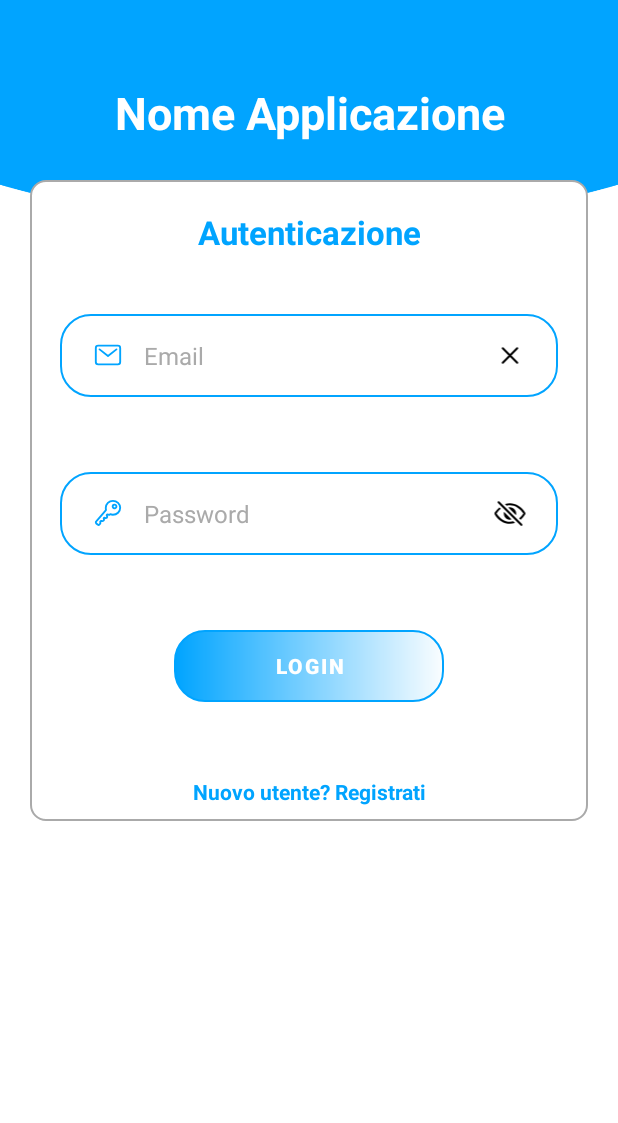
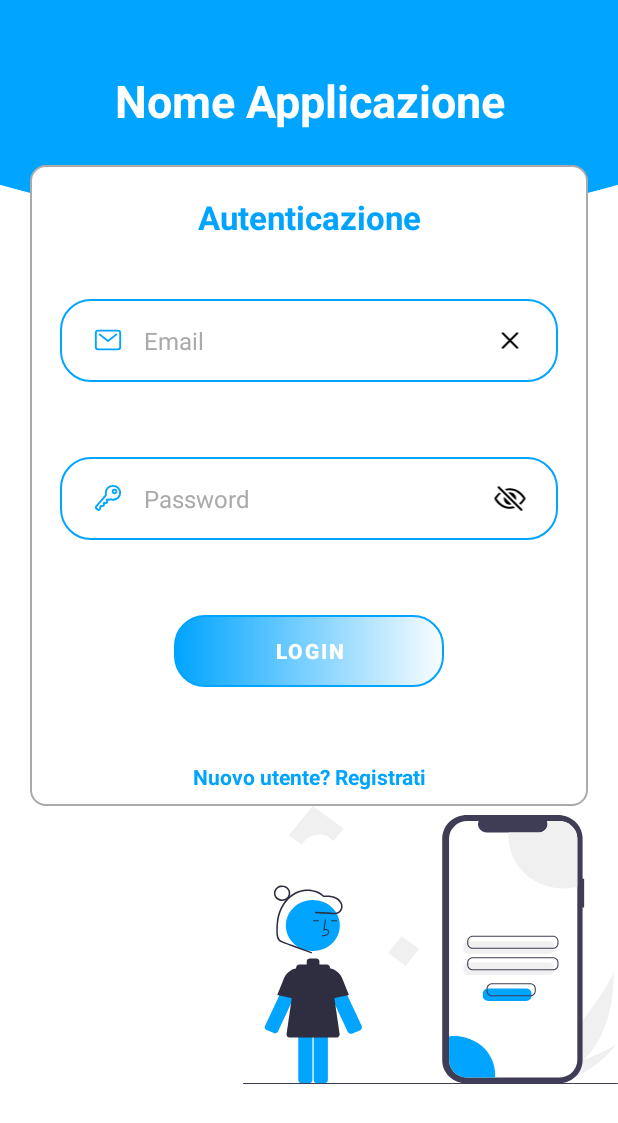
Before and after one commit to Gabriel-Marchione/progettoPWM, an Android app: the screen it shows after launch (LoginActivity), on a phone screen of 412 x 824 dp. Shown: the top 1123 px of the screen. Run offline under Robolectric (Android 15) with nearby library versions, the phone set to English and light mode, and no system bars.

Commit message:
aggiornata schermata di login

```diff
--- /dev/null
+++ b/app/src/main/res/drawable/login_bottom2.xml
@@ -0,0 +1,94 @@
+<vector xmlns:android="http://schemas.android.com/apk/res/android"
+    android:width="708dp"
+    android:height="556dp"
+    android:viewportWidth="708"
+    android:viewportHeight="556">
+  <group>
+    <clip-path
+        android:pathData="M0,0h708v555.87h-708z"/>
+    <path
+        android:pathData="M644.47,507.45C630.89,521.98 615.34,534.53 598.27,544.72C597.88,544.96 597.48,545.19 597.08,545.42L569.44,520.96C569.73,520.69 570.05,520.38 570.4,520.05C590.99,500.5 693.23,363.77 700.04,330.48C699.57,333.25 706.19,442.03 644.47,507.45Z"
+        android:fillColor="#F0F0F0"/>
+    <path
+        android:pathData="M603.6,549.44C603.08,549.56 602.55,549.68 602.01,549.79L581.28,531.43C581.68,531.29 582.16,531.13 582.7,530.94C591.6,527.79 618.09,518.28 644.46,507.45C672.8,495.8 701,482.65 707.06,474.22C705.76,476.18 665.69,535.56 603.6,549.44Z"
+        android:fillColor="#F0F0F0"/>
+    <path
+        android:pathData="M644.08,145.58H641.13V64.69C641.13,58.54 639.92,52.45 637.57,46.77C635.21,41.09 631.76,35.93 627.42,31.58C623.07,27.23 617.91,23.78 612.23,21.43C606.55,19.08 600.46,17.87 594.31,17.87H422.93C416.78,17.87 410.69,19.08 405.01,21.43C399.33,23.78 394.17,27.23 389.82,31.58C385.47,35.93 382.02,41.09 379.67,46.77C377.32,52.45 376.11,58.54 376.11,64.69V508.48C376.11,514.62 377.32,520.71 379.67,526.39C382.02,532.07 385.47,537.23 389.82,541.58C394.17,545.93 399.33,549.38 405.01,551.73C410.69,554.08 416.78,555.29 422.93,555.29H594.31C600.46,555.29 606.55,554.08 612.23,551.73C617.91,549.38 623.07,545.93 627.42,541.58C631.76,537.23 635.21,532.07 637.57,526.39C639.92,520.71 641.13,514.62 641.13,508.48V203.16H644.08V145.58Z"
+        android:fillColor="#3F3D56"/>
+    <path
+        android:pathData="M631.16,65.01V508.15C631.16,512.74 630.26,517.29 628.5,521.53C626.74,525.77 624.17,529.63 620.92,532.87C617.67,536.12 613.82,538.69 609.58,540.45C605.33,542.21 600.78,543.11 596.19,543.11H423.98C419.39,543.11 414.85,542.2 410.61,540.45C406.36,538.69 402.51,536.12 399.27,532.87C396.02,529.62 393.44,525.77 391.69,521.53C389.93,517.29 389.03,512.74 389.03,508.15V65.01C389.03,60.42 389.93,55.87 391.69,51.63C393.44,47.39 396.02,43.54 399.27,40.29C402.51,37.04 406.36,34.47 410.61,32.71C414.85,30.95 419.39,30.05 423.98,30.05H444.88C443.86,32.57 443.47,35.31 443.75,38.02C444.03,40.73 444.97,43.33 446.49,45.58C448.01,47.84 450.06,49.7 452.46,50.98C454.86,52.26 457.54,52.93 460.27,52.93H558.45C561.17,52.93 563.85,52.27 566.26,50.99C568.67,49.71 570.72,47.85 572.24,45.59C573.76,43.33 574.7,40.73 574.98,38.02C575.26,35.31 574.86,32.57 573.83,30.05H596.19C600.78,30.05 605.33,30.95 609.58,32.71C613.82,34.46 617.67,37.04 620.92,40.29C624.17,43.53 626.74,47.39 628.5,51.63C630.26,55.87 631.16,60.42 631.16,65.01Z"
+        android:fillColor="#ffffff"/>
+    <path
+        android:pathData="M577.59,295.29H426.23C423.58,295.29 421.04,294.23 419.16,292.36C417.29,290.48 416.23,287.94 416.23,285.29V280.31C416.23,277.66 417.29,275.12 419.16,273.24C421.04,271.37 423.58,270.31 426.23,270.31H577.59C580.25,270.31 582.79,271.37 584.66,273.24C586.54,275.12 587.59,277.66 587.59,280.31V285.29C587.59,287.94 586.54,290.48 584.66,292.36C582.79,294.23 580.25,295.29 577.59,295.29Z"
+        android:fillColor="#F0F0F0"/>
+    <path
+        android:pathData="M577.59,338.2H426.23C423.58,338.19 421.04,337.14 419.16,335.26C417.29,333.39 416.23,330.85 416.23,328.2V323.22C416.23,320.57 417.29,318.02 419.16,316.15C421.04,314.28 423.58,313.22 426.23,313.22H577.59C580.25,313.22 582.79,314.28 584.66,316.15C586.54,318.02 587.59,320.57 587.59,323.22V328.2C587.59,330.85 586.54,333.39 584.66,335.26C582.79,337.14 580.25,338.19 577.59,338.2Z"
+        android:fillColor="#F0F0F0"/>
+    <path
+        android:pathData="M585.17,285.69H433.8C431.02,285.69 428.35,284.58 426.38,282.61C424.41,280.64 423.3,277.98 423.3,275.19V270.21C423.3,267.43 424.41,264.76 426.38,262.79C428.35,260.83 431.02,259.72 433.8,259.71H585.17C587.95,259.72 590.62,260.83 592.59,262.79C594.56,264.76 595.66,267.43 595.67,270.21V275.19C595.66,277.98 594.56,280.64 592.59,282.61C590.62,284.58 587.95,285.69 585.17,285.69ZM433.8,261.71C431.55,261.72 429.39,262.61 427.79,264.21C426.2,265.8 425.3,267.96 425.3,270.21V275.19C425.3,277.45 426.2,279.61 427.79,281.2C429.39,282.79 431.55,283.69 433.8,283.69H585.17C587.42,283.69 589.58,282.79 591.17,281.2C592.77,279.61 593.66,277.45 593.67,275.19V270.21C593.66,267.96 592.77,265.8 591.17,264.21C589.58,262.61 587.42,261.72 585.17,261.71H433.8Z"
+        android:fillColor="#3F3D56"/>
+    <path
+        android:pathData="M585.17,328.6H433.8C431.02,328.6 428.35,327.49 426.38,325.52C424.41,323.55 423.3,320.88 423.3,318.1V313.12C423.3,310.34 424.41,307.67 426.38,305.7C428.35,303.73 431.02,302.63 433.8,302.62H585.17C587.95,302.63 590.62,303.73 592.59,305.7C594.56,307.67 595.66,310.34 595.67,313.12V318.1C595.66,320.88 594.56,323.55 592.59,325.52C590.62,327.49 587.95,328.6 585.17,328.6ZM433.8,304.62C431.55,304.63 429.39,305.52 427.79,307.11C426.2,308.71 425.3,310.87 425.3,313.12V318.1C425.3,320.35 426.2,322.51 427.79,324.11C429.39,325.7 431.55,326.6 433.8,326.6H585.17C587.42,326.6 589.58,325.7 591.17,324.11C592.77,322.51 593.66,320.35 593.67,318.1V313.12C593.66,310.87 592.77,308.71 591.17,307.11C589.58,305.52 587.42,304.63 585.17,304.62H433.8Z"
+        android:fillColor="#3F3D56"/>
+    <path
+        android:pathData="M631.16,65.01V161.4C615.85,165.43 599.81,165.89 584.29,162.75C568.77,159.61 554.17,152.95 541.63,143.28C529.08,133.62 518.92,121.2 511.92,106.99C504.93,92.78 501.29,77.16 501.28,61.32C501.28,58.5 501.39,55.7 501.62,52.93H558.45C561.17,52.93 563.85,52.27 566.26,50.99C568.67,49.71 570.72,47.85 572.24,45.59C573.76,43.33 574.7,40.73 574.98,38.02C575.26,35.31 574.86,32.57 573.83,30.05H596.19C600.78,30.05 605.33,30.95 609.58,32.71C613.82,34.46 617.67,37.04 620.92,40.29C624.17,43.53 626.74,47.39 628.5,51.63C630.26,55.87 631.16,60.42 631.16,65.01Z"
+        android:fillColor="#F0F0F0"/>
+    <path
+        android:pathData="M476.04,537.09C476.04,539.12 475.96,541.13 475.8,543.11H423.98C419.39,543.11 414.85,542.2 410.61,540.45C406.36,538.69 402.51,536.12 399.27,532.87C396.02,529.62 393.44,525.77 391.69,521.53C389.93,517.29 389.03,512.74 389.03,508.15V460.75C399.89,459.34 410.93,460.26 421.4,463.45C431.88,466.63 441.56,472.02 449.8,479.24C458.03,486.47 464.63,495.36 469.15,505.34C473.68,515.31 476.03,526.14 476.04,537.09Z"
+        android:fillColor="#01A4FF"/>
+    <path
+        android:pathData="M58.12,453.92C59.58,454.56 61.23,454.6 62.71,454.02C64.19,453.45 65.39,452.31 66.03,450.85L112.71,345.06C113.78,342.64 114.11,339.95 113.65,337.35C113.19,334.74 111.97,332.33 110.14,330.41C108.32,328.5 105.96,327.17 103.38,326.6C100.8,326.02 98.1,326.23 95.63,327.18C92.78,328.27 90.4,330.31 88.88,332.96C88.64,333.38 88.42,333.81 88.23,334.26L41.55,440.05C41.23,440.77 41.06,441.55 41.04,442.33C41.02,443.12 41.16,443.91 41.45,444.64C41.73,445.38 42.16,446.05 42.7,446.62C43.25,447.19 43.9,447.64 44.62,447.96L58.12,453.92Z"
+        android:fillColor="#01A4FF"/>
+    <path
+        android:pathData="M110.79,388.49L64.62,378.23L76.05,348C78,340.61 82.53,334.16 88.82,329.83C95.11,325.49 102.75,323.56 110.35,324.37L110.79,324.42L110.79,388.49Z"
+        android:fillColor="#2F2E41"/>
+    <path
+        android:pathData="M204.05,455.43C202.7,455.43 201.37,455.03 200.23,454.29C199.09,453.55 198.19,452.5 197.64,451.26L150.96,345.46C149.48,342.1 149.34,338.29 150.58,334.82C151.82,331.36 154.33,328.5 157.61,326.83C160.89,325.17 164.69,324.83 168.21,325.87C171.74,326.92 174.73,329.28 176.57,332.46C176.83,332.91 177.07,333.38 177.28,333.85L223.96,439.65C224.71,441.34 224.75,443.27 224.08,445C223.41,446.73 222.07,448.13 220.38,448.88L206.41,455.04L206.41,455.02C205.65,455.29 204.86,455.43 204.05,455.43Z"
+        android:fillColor="#01A4FF"/>
+    <path
+        android:pathData="M139.49,419.1C137.9,419.11 136.37,419.74 135.24,420.86C134.12,421.99 133.49,423.51 133.49,425.1V548.12C133.49,549.71 134.12,551.23 135.24,552.36C136.37,553.48 137.9,554.11 139.49,554.12H154.24C155.84,554.11 157.36,553.48 158.49,552.36C159.61,551.23 160.24,549.71 160.24,548.12V425.1C160.24,423.51 159.61,421.99 158.49,420.86C157.36,419.74 155.84,419.11 154.24,419.1H139.49Z"
+        android:fillColor="#01A4FF"/>
+    <path
+        android:pathData="M110.29,419.1C108.7,419.11 107.18,419.74 106.05,420.86C104.93,421.99 104.29,423.51 104.29,425.1V548.12C104.29,549.71 104.93,551.23 106.05,552.36C107.18,553.48 108.7,554.11 110.29,554.12H125.05C126.64,554.11 128.17,553.48 129.29,552.36C130.42,551.23 131.05,549.71 131.05,548.12V425.1C131.05,423.51 130.42,421.99 129.29,420.86C128.17,419.74 126.64,419.11 125.05,419.1H110.29Z"
+        android:fillColor="#01A4FF"/>
+    <path
+        android:pathData="M131.83,290.22C159.99,290.22 182.83,267.39 182.83,239.22C182.83,211.06 159.99,188.22 131.83,188.22C103.66,188.22 80.83,211.06 80.83,239.22C80.83,267.39 103.66,290.22 131.83,290.22Z"
+        android:fillColor="#01A4FF"/>
+    <path
+        android:pathData="M148.8,260.63C152.11,260.54 156.22,260.43 159.39,258.11C160.33,257.39 161.11,256.48 161.66,255.43C162.21,254.38 162.53,253.22 162.59,252.04C162.65,251.2 162.51,250.35 162.19,249.57C161.86,248.79 161.37,248.1 160.73,247.54C159.07,246.15 156.66,245.82 154.05,246.58L156.75,226.86L154.77,226.59L151.6,249.78L153.25,249.02C155.17,248.14 157.8,247.69 159.44,249.07C159.84,249.43 160.15,249.88 160.35,250.38C160.55,250.89 160.63,251.43 160.59,251.97C160.54,252.85 160.3,253.71 159.89,254.49C159.48,255.27 158.91,255.96 158.21,256.5C155.74,258.3 152.46,258.53 148.74,258.63L148.8,260.63Z"
+        android:fillColor="#2F2E41"/>
+    <path
+        android:pathData="M177.32,228.56H166.55V230.56H177.32V228.56Z"
+        android:fillColor="#2F2E41"/>
+    <path
+        android:pathData="M143.32,228.56H132.55V230.56H143.32V228.56Z"
+        android:fillColor="#2F2E41"/>
+    <path
+        android:pathData="M182.36,456.05L164.01,322.05C163.81,320.62 163.1,319.3 162.01,318.35C160.91,317.39 159.51,316.87 158.06,316.87H144.21C144.26,316.54 144.29,316.2 144.29,315.87V310.87C144.29,309.28 143.66,307.75 142.54,306.63C141.41,305.5 139.89,304.87 138.29,304.87H126.29C124.7,304.87 123.18,305.5 122.05,306.63C120.93,307.75 120.29,309.28 120.29,310.87V315.87C120.3,316.2 120.33,316.54 120.39,316.87H106.53C105.08,316.87 103.68,317.39 102.58,318.35C101.49,319.3 100.78,320.62 100.58,322.05L82.23,456.05C82.11,456.9 82.18,457.77 82.42,458.59C82.67,459.41 83.09,460.17 83.65,460.81C84.21,461.46 84.91,461.98 85.69,462.33C86.47,462.68 87.32,462.87 88.17,462.87H176.42C177.27,462.87 178.12,462.68 178.9,462.33C179.68,461.98 180.38,461.46 180.94,460.81C181.5,460.17 181.92,459.41 182.17,458.59C182.41,457.77 182.48,456.9 182.36,456.05Z"
+        android:fillColor="#2F2E41"/>
+    <path
+        android:pathData="M153.79,388.49V324.42L154.24,324.37C161.85,323.56 169.49,325.5 175.79,329.85C182.09,334.19 186.62,340.65 188.56,348.05L199.97,378.23L153.79,388.49Z"
+        android:fillColor="#2F2E41"/>
+    <path
+        android:pathData="M129.26,291.82L93.98,278.12C88.22,275.89 82.42,273.71 76.68,271.4C74.22,270.54 71.96,269.21 70.02,267.47C68.33,265.68 67.18,263.46 66.7,261.05C65.47,255.87 65.69,250.22 65.78,244.94C65.85,239.17 66.32,233.41 67.2,227.7C68.74,216.98 72.36,206.66 77.85,197.32C87.75,181.09 104.79,168.88 124.39,169.85C133.47,170.3 142.6,173.56 149.35,179.77C150.05,180.61 150.84,181.37 151.7,182.05C152.3,182.27 152.95,182.32 153.57,182.18C154.4,182.12 155.22,182.08 156.05,182.05C158.91,181.93 161.77,182.05 164.61,182.41C169.79,182.97 174.69,185.01 178.74,188.28C182.11,191.18 184.85,195.27 185.14,199.82C185.27,201.91 184.93,204 184.13,205.93C183.33,207.87 182.09,209.59 180.52,210.97C176.31,214.52 170.31,213.27 165.26,213L146.77,212.02L137.4,211.53C135.47,211.43 135.47,214.43 137.4,214.53L162.3,215.85C166.3,216.06 170.43,216.58 174.43,216.34C177.51,216.2 180.45,215.02 182.77,212.99C184.88,211.04 186.46,208.58 187.34,205.85C188.23,203.12 188.38,200.2 187.8,197.38C186.52,191.25 181.95,186.17 176.6,183.15C169.31,179.04 160.61,178.65 152.46,179.25L153.52,179.69C144.29,169.79 130.17,165.62 116.91,167.08C102.9,168.62 90.45,176.43 81.5,187.12C71.53,199.02 66.09,213.88 63.98,229.15C62.88,237.39 62.51,245.72 62.89,254.02C62.88,257.69 63.51,261.33 64.75,264.78C66.16,268.13 68.72,270.88 71.97,272.52C75.7,274.32 79.53,275.89 83.44,277.23L96.44,282.28L121.96,292.19L128.46,294.71C130.26,295.41 131.04,292.51 129.26,291.82Z"
+        android:fillColor="#2F2E41"/>
+    <path
+        android:pathData="M73.8,189.87C70.73,189.87 67.73,188.96 65.18,187.26C62.63,185.55 60.65,183.13 59.48,180.3C58.3,177.47 57.99,174.35 58.59,171.34C59.19,168.34 60.67,165.57 62.84,163.41C65,161.24 67.76,159.76 70.77,159.16C73.78,158.57 76.89,158.87 79.73,160.05C82.56,161.22 84.98,163.21 86.68,165.76C88.39,168.3 89.3,171.3 89.3,174.37C89.29,178.48 87.66,182.42 84.75,185.32C81.84,188.23 77.9,189.86 73.8,189.87ZM73.8,161.87C71.32,161.87 68.91,162.6 66.85,163.97C64.79,165.35 63.19,167.3 62.25,169.58C61.3,171.87 61.05,174.38 61.54,176.81C62.02,179.23 63.21,181.46 64.96,183.21C66.7,184.95 68.93,186.15 71.36,186.63C73.78,187.11 76.29,186.86 78.58,185.92C80.86,184.97 82.82,183.37 84.19,181.31C85.56,179.26 86.3,176.84 86.3,174.37C86.29,171.05 84.97,167.88 82.63,165.53C80.29,163.19 77.11,161.87 73.8,161.87Z"
+        android:fillColor="#2F2E41"/>
+    <path
+        android:pathData="M332.9,285.92L299.35,260.26L273.69,293.81L307.24,319.47L332.9,285.92Z"
+        android:fillColor="#F0F0F0"/>
+    <path
+        android:pathData="M143.29,56.87C148.6,56.86 153.82,58.1 158.56,60.48C163.3,62.86 167.41,66.31 170.57,70.57L190.16,44.96L131.38,0L86.43,58.78L111.76,78.15C114.3,71.87 118.65,66.48 124.27,62.69C129.89,58.89 136.52,56.87 143.29,56.87Z"
+        android:fillColor="#F0F0F0"/>
+    <path
+        android:pathData="M707,555.87H1C0.73,555.87 0.48,555.76 0.29,555.58C0.11,555.39 0,555.13 0,554.87C0,554.6 0.11,554.35 0.29,554.16C0.48,553.97 0.73,553.87 1,553.87H707C707.27,553.87 707.52,553.97 707.71,554.16C707.9,554.35 708,554.6 708,554.87C708,555.13 707.9,555.39 707.71,555.58C707.52,555.76 707.27,555.87 707,555.87Z"
+        android:fillColor="#3F3D56"/>
+    <path
+        android:pathData="M534.69,389.94H462.83C460.17,389.93 457.63,388.88 455.76,387.01C453.88,385.13 452.83,382.59 452.83,379.94V374.96C452.83,372.31 453.88,369.77 455.76,367.89C457.63,366.02 460.17,364.96 462.83,364.96H534.69C537.34,364.96 539.88,366.02 541.76,367.89C543.63,369.77 544.68,372.31 544.69,374.96V379.94C544.68,382.59 543.63,385.13 541.76,387.01C539.88,388.88 537.34,389.93 534.69,389.94Z"
+        android:fillColor="#01A4FF"/>
+    <path
+        android:pathData="M542.26,380.34H470.4C467.61,380.34 464.94,379.23 462.98,377.26C461.01,375.29 459.9,372.63 459.9,369.84V364.86C459.9,362.08 461.01,359.41 462.98,357.44C464.94,355.47 467.61,354.37 470.4,354.36H542.26C545.04,354.37 547.71,355.47 549.68,357.44C551.65,359.41 552.76,362.08 552.76,364.86V369.84C552.76,372.63 551.65,375.29 549.68,377.26C547.71,379.23 545.04,380.34 542.26,380.34ZM470.4,356.36C468.14,356.37 465.98,357.26 464.39,358.86C462.8,360.45 461.9,362.61 461.9,364.86V369.84C461.9,372.1 462.8,374.26 464.39,375.85C465.98,377.44 468.14,378.34 470.4,378.34H542.26C544.51,378.34 546.67,377.44 548.27,375.85C549.86,374.26 550.76,372.1 550.76,369.84V364.86C550.76,362.61 549.86,360.45 548.27,358.86C546.67,357.26 544.51,356.37 542.26,356.36H470.4Z"
+        android:fillColor="#3F3D56"/>
+  </group>
+</vector>
--- a/app/src/main/res/layout/activity_login.xml
+++ b/app/src/main/res/layout/activity_login.xml
@@ -23,6 +23,7 @@
                             android:layout_width="match_parent"
                             android:layout_height="wrap_content"
                             android:layout_gravity="center"
+                            android:layout_marginTop="-15dp"
                             android:gravity="center"
                             android:text="Nome Applicazione"
                             android:textColor="#ffffff"
@@ -34,7 +35,7 @@
                     android:layout_width="match_parent"
                     android:layout_height="wrap_content"
                     android:layout_marginLeft="20dp"
-                    android:layout_marginTop="-30dp"
+                    android:layout_marginTop="-40dp"
                     android:layout_marginRight="20dp"
                     android:background="@drawable/login_riquadro_campi_border"
                     android:gravity="center"
@@ -171,5 +172,13 @@
 
                 </LinearLayout>
 
+                <LinearLayout
+                    android:layout_width="250dp"
+                    android:layout_height="185dp"
+                    android:layout_gravity="right"
+                    android:background="@drawable/login_bottom2"
+                    android:gravity="right"
+                    android:orientation="vertical"></LinearLayout>
+
         </LinearLayout>
 </ScrollView>
```
Also changed, not shown: app/src/main/res/drawable/login_bottom.xml (added, +82 -0 lines).
